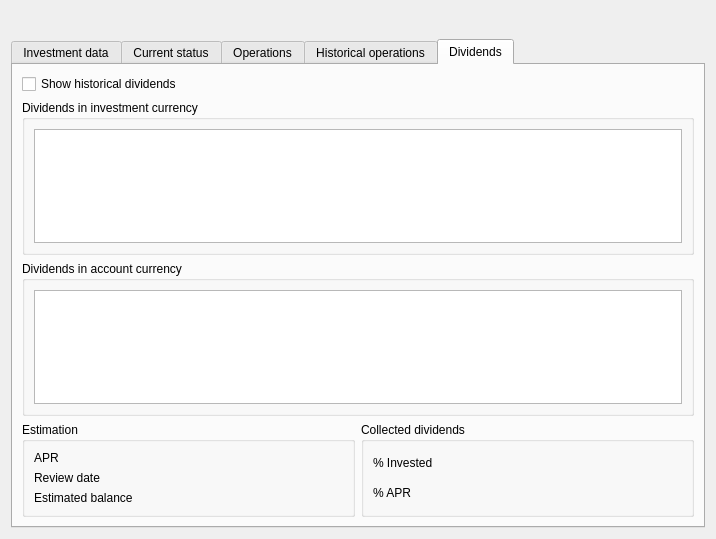
turulomio/xulpymoney, file xulpymoney/ui/frmInvestmentReport.ui: the form before one commit.
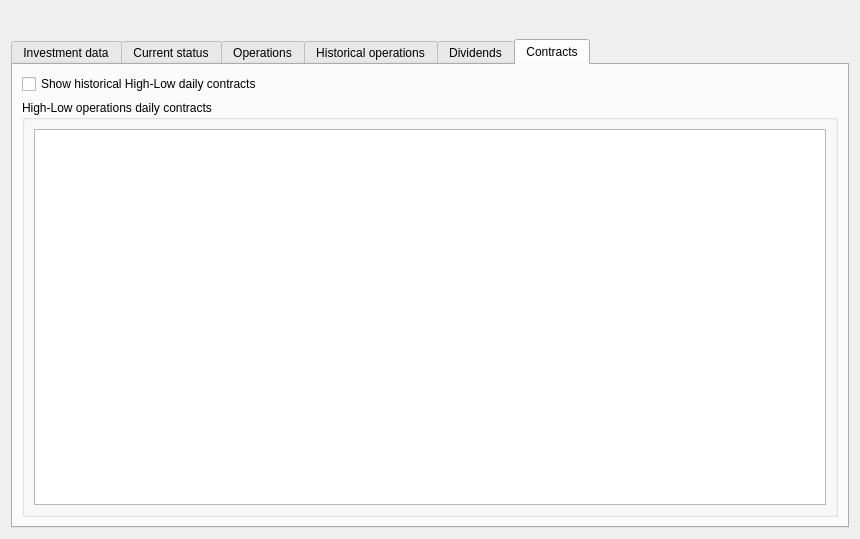
The form after the commit. Icons and pictures are not drawn. Custom widgets are drawn as their Qt base class.

Commit message: Adding HLCOntracts in frmInvestmentReport. Not working yet

What changed in the file:
```diff
--- a/xulpymoney/ui/frmInvestmentReport.ui
+++ b/xulpymoney/ui/frmInvestmentReport.ui
@@ -9,7 +9,7 @@
    <rect>
     <x>0</x>
     <y>0</y>
-    <width>716</width>
+    <width>860</width>
     <height>539</height>
    </rect>
   </property>
@@ -49,7 +49,7 @@
         <bool>true</bool>
        </property>
        <property name="currentIndex">
-        <number>4</number>
+        <number>5</number>
        </property>
        <widget class="QWidget" name="tab_12">
         <attribute name="icon">
@@ -673,6 +673,59 @@
          </item>
         </layout>
        </widget>
+       <widget class="QWidget" name="tabContracts">
+        <attribute name="icon">
+         <iconset resource="../images/xulpymoney.qrc">
+          <normaloff>:/xulpymoney/history2.png</normaloff>:/xulpymoney/history2.png</iconset>
+        </attribute>
+        <attribute name="title">
+         <string>Contracts</string>
+        </attribute>
+        <layout class="QHBoxLayout" name="horizontalLayout_19">
+         <item>
+          <layout class="QVBoxLayout" name="verticalLayout_17">
+           <item>
+            <widget class="QCheckBox" name="chkHistoricalContracts">
+             <property name="text">
+              <string>Show historical High-Low daily contracts</string>
+             </property>
+            </widget>
+           </item>
+           <item>
+            <widget class="QGroupBox" name="grpHlContracts">
+             <property name="title">
+              <string>High-Low operations daily contracts</string>
+             </property>
+             <layout class="QHBoxLayout" name="horizontalLayout_18">
+              <item>
+               <widget class="myQTableWidget" name="tblHlContracts">
+                <property name="contextMenuPolicy">
+                 <enum>Qt::CustomContextMenu</enum>
+                </property>
+                <property name="editTriggers">
+                 <set>QAbstractItemView::NoEditTriggers</set>
+                </property>
+                <property name="alternatingRowColors">
+                 <bool>true</bool>
+                </property>
+                <property name="selectionMode">
+                 <enum>QAbstractItemView::SingleSelection</enum>
+                </property>
+                <property name="selectionBehavior">
+                 <enum>QAbstractItemView::SelectRows</enum>
+                </property>
+                <attribute name="verticalHeaderVisible">
+                 <bool>false</bool>
+                </attribute>
+               </widget>
+              </item>
+             </layout>
+            </widget>
+           </item>
+          </layout>
+         </item>
+        </layout>
+       </widget>
       </widget>
      </item>
     </layout>
```
Left out of the diff: 36 changed lines with no effect on the pictures. The commit also changes 12 other files.
